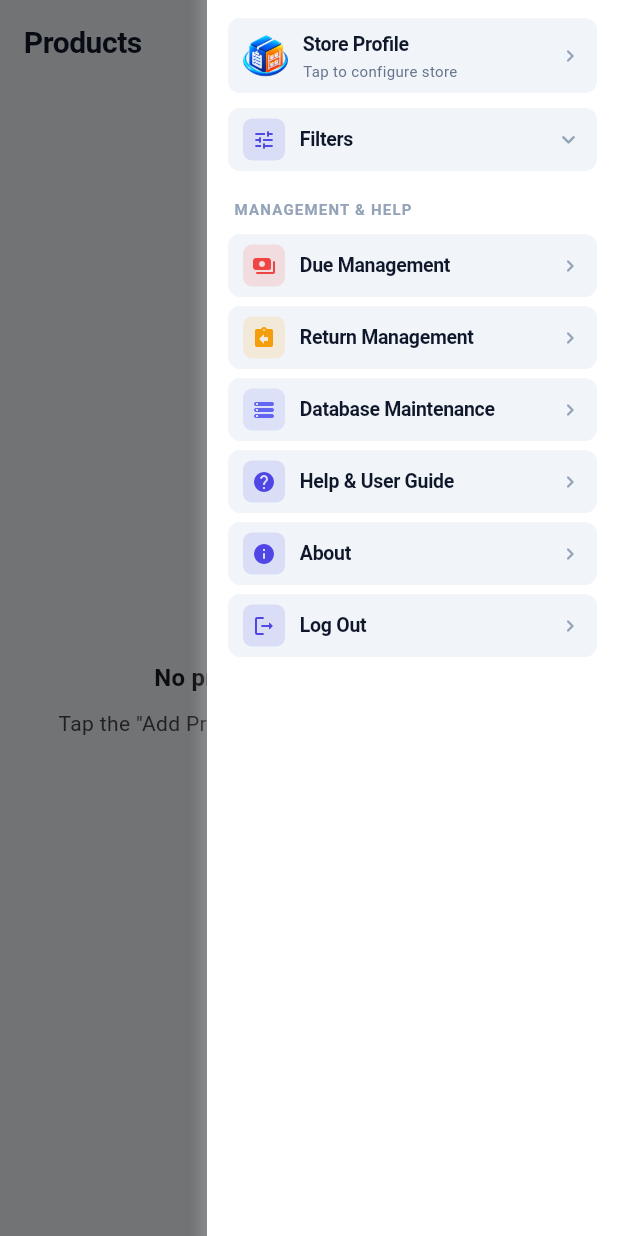
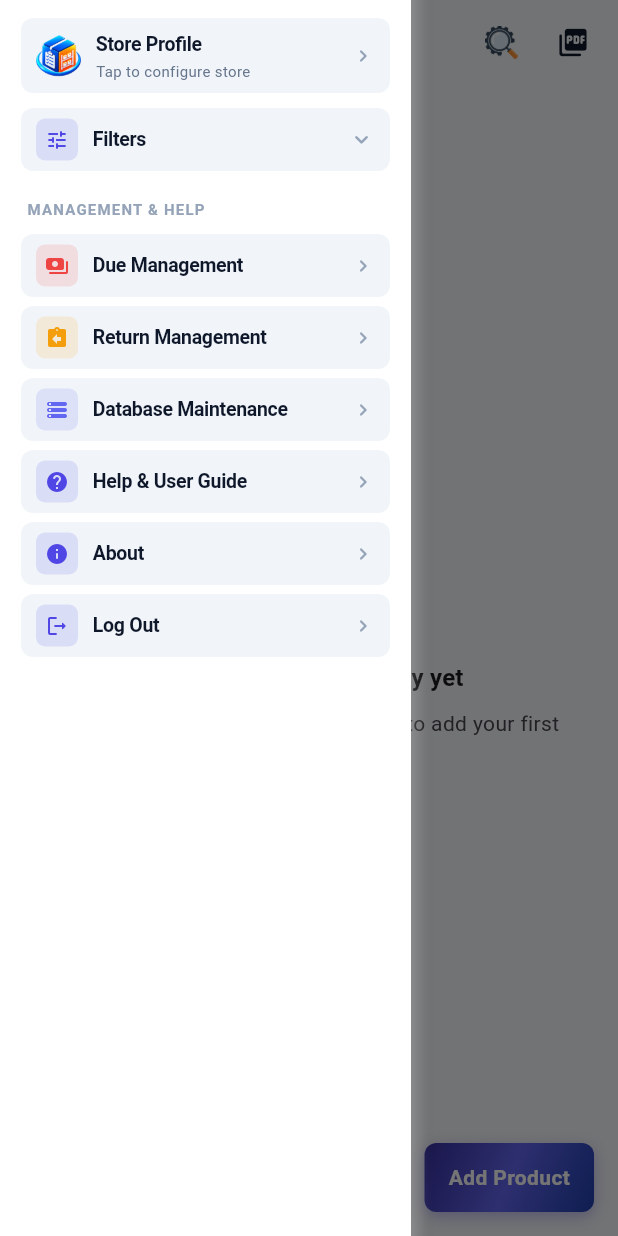
Before and after one commit to MaxJakaria/gear_track, a Flutter app: the InventoryPage screen opened directly, with the side drawer open, on a phone screen of 412 x 824 dp. Run offline on Flutter 3.47's test engine with Material 3 defaults, Android fonts, the light colour scheme and no system bars; our stand-ins replace cloud_firestore, equatable, firebase_auth, firebase_core, fl_chart, flutter_bloc and 5 more; missing offline and left inert: mobile_scanner; accounts and stored records are empty.

Commit message:
feat(ui): move drawer to left, reorder search/pdf actions, and clean up return due display

```diff
--- a/lib/core/widgets/app_drawer.dart
+++ b/lib/core/widgets/app_drawer.dart
@@ -95,23 +95,6 @@ class _AppDrawerState extends State<AppDrawer> {
       backgroundColor: Colors.transparent,
       child: Row(
         children: [
-          // Outer Soft Shadow Strip (on the left edge for right-side slide)
-          Container(
-            width: 16,
-            decoration: BoxDecoration(
-              gradient: LinearGradient(
-                begin: Alignment.centerRight,
-                end: Alignment.centerLeft,
-                colors: [
-                  Colors.white.withValues(alpha: 0.16),
-                  Colors.white.withValues(alpha: 0.05),
-                  Colors.transparent,
-                ],
-                stops: const [0.0, 0.45, 1.0],
-              ),
-            ),
-          ),
-
           // Main Drawer Body
           Expanded(
             child: ColoredBox(
@@ -234,6 +217,23 @@ class _AppDrawerState extends State<AppDrawer> {
                     ),
                   ],
                 ),
+              ),
+            ),
+          ),
+
+          // Outer Soft Shadow Strip (on the right edge for left-side slide)
+          Container(
+            width: 16,
+            decoration: BoxDecoration(
+              gradient: LinearGradient(
+                begin: Alignment.centerLeft,
+                end: Alignment.centerRight,
+                colors: [
+                  Colors.white.withValues(alpha: 0.16),
+                  Colors.white.withValues(alpha: 0.05),
+                  Colors.transparent,
+                ],
+                stops: const [0.0, 0.45, 1.0],
               ),
             ),
           ),
--- a/lib/feature/inventory/presentation/pages/inventory_page.dart
+++ b/lib/feature/inventory/presentation/pages/inventory_page.dart
@@ -310,7 +310,7 @@ class _InventoryPageState extends State<InventoryPage> {
       onTap: () => FocusScope.of(context).unfocus(),
       child: Scaffold(
         resizeToAvoidBottomInset: false,
-        endDrawer: const AppDrawer(),
+        drawer: const AppDrawer(),
         appBar: InventoryAppBar(
           title: 'Products',
           isSearching: _isSearching,
@@ -391,7 +391,7 @@ class _InventoryPageState extends State<InventoryPage> {
                             );
                       },
                       onOpenFilterSidebar: () =>
-                          Scaffold.of(scaffoldCtx).openEndDrawer(),
+                          Scaffold.of(scaffoldCtx).openDrawer(),
                       onClearAll: state.activeFilter ==
                                   StockFilter.outOfStockBatch &&
                               batchList.isNotEmpty
--- a/lib/feature/inventory/presentation/widgets/inventory_app_bar.dart
+++ b/lib/feature/inventory/presentation/widgets/inventory_app_bar.dart
@@ -42,15 +42,21 @@ class InventoryAppBar extends StatelessWidget implements PreferredSizeWidget {
               icon: const Icon(Icons.arrow_back_ios_new, size: 20),
               onPressed: onStopSearch,
             )
-          : null,
-      titleSpacing: isSearching ? 0 : 16,
+          : Builder(
+              builder: (context) => IconButton(
+                icon: const Icon(Icons.menu_rounded, size: 26),
+                tooltip: 'Open Menu',
+                onPressed: () => Scaffold.of(context).openDrawer(),
+              ),
+            ),
+      titleSpacing: isSearching ? 0 : null,
       title: isSearching
           ? ValueListenableBuilder<TextEditingValue>(
               valueListenable: searchController,
               builder: (context, value, child) {
                 return Container(
                   height: 42,
-                  margin: const EdgeInsets.only(right: 16),
+                  margin: const EdgeInsets.only(right: 4),
                   padding: const EdgeInsets.symmetric(horizontal: 12),
                   decoration: BoxDecoration(
                     color: theme.colorScheme.surfaceContainerHighest.withValues(
@@ -114,6 +120,16 @@ class InventoryAppBar extends StatelessWidget implements PreferredSizeWidget {
               style: const TextStyle(fontWeight: FontWeight.bold, fontSize: 20),
             ),
       actions: [
+        if (!isSearching)
+          IconButton(
+            icon: Image.asset(
+              'assets/icons/search-engine.png',
+              width: 22,
+              height: 22,
+            ),
+            tooltip: 'Search Products',
+            onPressed: onStartSearch,
+          ),
         if (isExportingPdf)
           const Padding(
             padding: EdgeInsets.symmetric(horizontal: 10),
@@ -131,25 +147,7 @@ class InventoryAppBar extends StatelessWidget implements PreferredSizeWidget {
             tooltip: 'Export Stock PDF',
             onPressed: onExportPdf,
           ),
-        if (!isSearching) ...[
-          IconButton(
-            icon: Image.asset(
-              'assets/icons/search-engine.png',
-              width: 22,
-              height: 22,
-            ),
-            tooltip: 'Search Products',
-            onPressed: onStartSearch,
-          ),
-          Builder(
-            builder: (context) => IconButton(
-              icon: const Icon(Icons.menu_rounded, size: 26),
-              tooltip: 'Open Menu',
-              onPressed: () => Scaffold.of(context).openEndDrawer(),
-            ),
-          ),
-          const SizedBox(width: 6),
-        ],
+        const SizedBox(width: 6),
       ],
     );
   }
```
Also changed, not shown: lib/feature/due_management/presentation/pages/due_management_page.dart (+0 -9 lines), lib/feature/returns/presentation/pages/process_return_page.dart (+0 -9 lines), lib/feature/returns/presentation/widgets/invoice_search_result_card.dart (+0 -29 lines), lib/feature/returns/presentation/widgets/return_summary_card.dart (+11 -19 lines).
